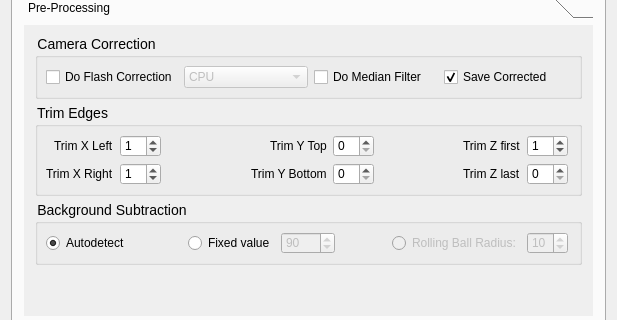
tlambert03/LLSpy, file llspy/gui/main_gui.ui: the form before one commit; both pictures show x 0 to 617 and y 330 to 650 of the 617 by 813 pixel window.
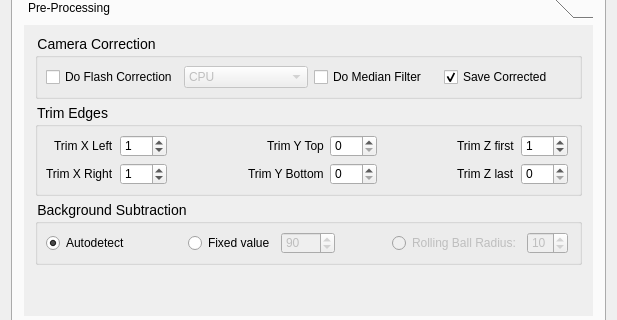
The form after the commit. The open tabs and pages were chosen to show the change.

Commit message: increase edge trim range

The edit to the form file:
```diff
--- a/llspy/gui/main_gui.ui
+++ b/llspy/gui/main_gui.ui
@@ -303,7 +303,11 @@
                 </spacer>
                </item>
                <item row="0" column="4">
-                <widget class="QSpinBox" name="trimY0SpinBox"/>
+                <widget class="QSpinBox" name="trimY0SpinBox">
+                 <property name="maximum">
+                  <number>999</number>
+                 </property>
+                </widget>
                </item>
                <item row="1" column="0" alignment="Qt::AlignRight">
                 <widget class="QLabel" name="trimX1Label">
@@ -313,7 +317,11 @@
                 </widget>
                </item>
                <item row="1" column="7">
-                <widget class="QSpinBox" name="trimZ1SpinBox"/>
+                <widget class="QSpinBox" name="trimZ1SpinBox">
+                 <property name="maximum">
+                  <number>999</number>
+                 </property>
+                </widget>
                </item>
                <item row="1" column="1">
                 <widget class="QSpinBox" name="trimX1SpinBox">
@@ -323,13 +331,20 @@
                    <height>16777215</height>
                   </size>
                  </property>
+                 <property name="maximum">
+                  <number>999</number>
+                 </property>
                  <property name="value">
                   <number>1</number>
                  </property>
                 </widget>
                </item>
                <item row="1" column="4">
-                <widget class="QSpinBox" name="trimY1SpinBox"/>
+                <widget class="QSpinBox" name="trimY1SpinBox">
+                 <property name="maximum">
+                  <number>999</number>
+                 </property>
+                </widget>
                </item>
                <item row="0" column="6" alignment="Qt::AlignRight">
                 <widget class="QLabel" name="trimZ0Label">
@@ -349,6 +364,9 @@
                  <property name="autoFillBackground">
                   <bool>false</bool>
                  </property>
+                 <property name="maximum">
+                  <number>999</number>
+                 </property>
                  <property name="value">
                   <number>1</number>
                  </property>
@@ -359,6 +377,9 @@
                  <property name="autoFillBackground">
                   <bool>false</bool>
                  </property>
+                 <property name="maximum">
+                  <number>999</number>
+                 </property>
                  <property name="value">
                   <number>1</number>
                  </property>
```
Left out of the diff: 8 changed lines with no effect on the pictures. The commit also changes 2 other files.
